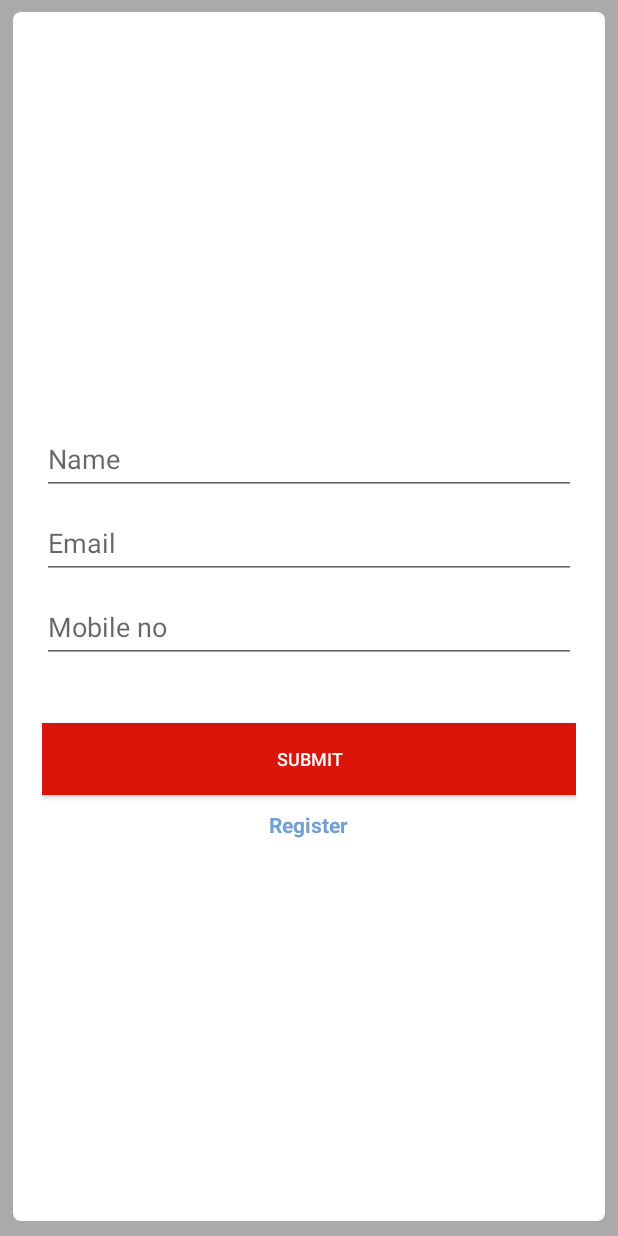
After one commit to nandha-conzat/FortuneVasthu, an Android app: the LoginActivity screen opened directly, with no data from a screen before it, on a phone screen of 412 x 824 dp. The commit adds this screen. Run offline under Robolectric (Android 15) with nearby library versions, the phone set to English and light mode, and no system bars.

Commit message:
on 26rd nov 2016

```diff
--- a/app/src/main/AndroidManifest.xml
+++ b/app/src/main/AndroidManifest.xml
@@ -11,6 +11,7 @@
         <activity
             android:name=".activity.SplashScreenActivity"
             android:label="@string/app_name"
+            android:screenOrientation="portrait"
             android:theme="@style/AppFullScreenTheme">
             <intent-filter>
                 <action android:name="android.intent.action.MAIN" />
@@ -24,6 +25,12 @@
             android:screenOrientation="portrait"
             android:theme="@style/AppThemeNoActionBarGrey">
         </activity>
+        <activity
+            android:name=".activity.LoginActivity"
+            android:label="@string/app_name"
+            android:screenOrientation="portrait"
+            android:theme="@style/AppFullScreenTheme">
+        </activity>
     </application>
 
 </manifest>
--- /dev/null
+++ b/app/src/main/java/com/rukina/fortunevasthu/activity/LoginActivity.java
@@ -0,0 +1,45 @@
+package com.rukina.fortunevasthu.activity;
+
+import android.os.Bundle;
+import android.os.StrictMode;
+import android.support.annotation.Nullable;
+import android.support.design.widget.TextInputLayout;
+import android.support.v7.app.AppCompatActivity;
+import android.widget.Button;
+import android.widget.EditText;
+
+import com.rukina.fortunevasthu.R;
+
+/**
+ * Created by Cube Reach 06 on 26-11-2016.
+ */
+
+public class LoginActivity extends AppCompatActivity {
+
+    EditText _Name, _Email, _Mobile;
+    private TextInputLayout inputEmployeeName, inputLayoutEmail, inputLayoutMobile;
+    Button _Submit;
+
+    @Override
+    protected void onCreate(@Nullable Bundle savedInstanceState) {
+        super.onCreate(savedInstanceState);
+        setContentView(R.layout.activity_login);
+
+        StrictMode.ThreadPolicy policy = new StrictMode.ThreadPolicy.Builder().permitAll().build();
+        StrictMode.setThreadPolicy(policy);
+
+        init();
+    }
+
+    private void init()
+    {
+        _Name = (EditText) findViewById(R.id.et_name);
+        _Email = (EditText) findViewById(R.id.et_Email);
+        _Mobile = (EditText) findViewById(R.id.et_mobile);
+        _Submit = (Button) findViewById(R.id.btn_submit);
+
+        inputEmployeeName = (TextInputLayout) findViewById(R.id.input_layout_name);
+        inputLayoutEmail = (TextInputLayout) findViewById(R.id.input_layout_email);
+        inputLayoutMobile = (TextInputLayout) findViewById(R.id.input_layout_mobile);
+    }
+}
--- /dev/null
+++ b/app/src/main/java/com/rukina/fortunevasthu/activity/LoginLandingActivity.java
@@ -0,0 +1,21 @@
+package com.rukina.fortunevasthu.activity;
+
+import android.os.Bundle;
+import android.support.annotation.Nullable;
+import android.support.v7.app.AppCompatActivity;
+
+import com.rukina.fortunevasthu.R;
+
+/**
+ * Created by Cube Reach 06 on 26-11-2016.
+ */
+
+public class LoginLandingActivity extends AppCompatActivity{
+
+    @Override
+    protected void onCreate(@Nullable Bundle savedInstanceState) {
+        super.onCreate(savedInstanceState);
+        setContentView(R.layout.activity_login_landing);
+
+    }
+}
--- a/app/src/main/java/com/rukina/fortunevasthu/fragment/FreeAnalysisFragment.java
+++ b/app/src/main/java/com/rukina/fortunevasthu/fragment/FreeAnalysisFragment.java
@@ -27,6 +27,7 @@ public class FreeAnalysisFragment extends Fragment {
     private RadioGroup radioMainEntranceGroup, radioHallGroup, radioKitchenGroup, radioMasterBedRoomGroup, radioBedRoomGroup,
             radioPoojaRoomGroup, radioBathGroup, radioPorticoGroup, radioCarParkingGroup, radioStairCaseGroup, radioSumpGroup,
             radioSepticTankGroup, radioCompoundWallGroup, radioRoadGroup;
+
     private Button btnGenerateReport;
 
     @Nullable
--- /dev/null
+++ b/app/src/main/res/drawable/background_with_shadow.xml
@@ -0,0 +1,17 @@
+<?xml version="1.0" encoding="utf-8"?>
+<layer-list xmlns:android="http://schemas.android.com/apk/res/android">
+    <item >
+        <shape
+            android:shape="rectangle">
+            <solid android:color="@android:color/darker_gray" />
+            <corners android:radius="5dp"/>
+        </shape>
+    </item>
+    <item android:right="1dp" android:left="1dp" android:bottom="2dp">
+        <shape
+            android:shape="rectangle">
+            <solid android:color="@android:color/white"/>
+            <corners android:radius="5dp"/>
+        </shape>
+    </item>
+</layer-list>
--- /dev/null
+++ b/app/src/main/res/layout/activity_login.xml
@@ -0,0 +1,95 @@
+<?xml version="1.0" encoding="utf-8"?>
+<LinearLayout xmlns:android="http://schemas.android.com/apk/res/android"
+    android:layout_width="match_parent"
+    android:layout_height="match_parent"
+    android:background="@android:color/darker_gray"
+    android:descendantFocusability="beforeDescendants"
+    android:focusableInTouchMode="true"
+    android:keepScreenOn="true"
+    android:orientation="vertical"
+    android:paddingBottom="8dp"
+    android:paddingLeft="8dp"
+    android:paddingRight="8dp"
+    android:paddingTop="8dp">
+
+    <LinearLayout
+        android:layout_width="match_parent"
+        android:layout_height="match_parent"
+        android:background="@drawable/background_with_shadow"
+        android:orientation="vertical"
+        android:paddingLeft="20dp"
+        android:layout_gravity="center"
+        android:gravity="center"
+        android:paddingRight="20dp"
+        android:paddingTop="10dp">
+
+        <android.support.design.widget.TextInputLayout
+            android:id="@+id/input_layout_name"
+            android:layout_width="match_parent"
+            android:layout_height="wrap_content">
+
+            <EditText
+                android:id="@+id/et_name"
+                android:layout_width="match_parent"
+                android:layout_height="wrap_content"
+                android:hint="Name"
+                android:singleLine="true" />
+        </android.support.design.widget.TextInputLayout>
+
+
+        <android.support.design.widget.TextInputLayout
+            android:id="@+id/input_layout_email"
+            android:layout_width="match_parent"
+            android:layout_height="wrap_content">
+
+            <EditText
+                android:id="@+id/et_Email"
+                android:layout_width="match_parent"
+                android:layout_height="wrap_content"
+                android:hint="Email"
+                android:inputType="textEmailAddress"
+                android:singleLine="true"
+                android:textColor="#000000" />
+        </android.support.design.widget.TextInputLayout>
+
+        <android.support.design.widget.TextInputLayout
+            android:id="@+id/input_layout_mobile"
+            android:layout_width="match_parent"
+            android:layout_height="wrap_content">
+
+            <EditText
+                android:id="@+id/et_mobile"
+                android:layout_width="match_parent"
+                android:layout_height="wrap_content"
+                android:digits="0123456789"
+                android:hint="Mobile no"
+                android:inputType="phone"
+                android:maxLength="10"
+                android:singleLine="true" />
+        </android.support.design.widget.TextInputLayout>
+
+        <Button
+            android:id="@+id/btn_submit"
+            android:layout_width="match_parent"
+            android:layout_height="wrap_content"
+            android:layout_marginTop="40dp"
+            android:background="@color/colorPrimary"
+            android:text="Submit"
+            android:textColor="@android:color/white"
+            android:textSize="12sp" />
+
+        <TextView
+            android:id="@+id/skip_this"
+            android:layout_width="wrap_content"
+            android:layout_height="wrap_content"
+            android:layout_marginTop="10dp"
+            android:layout_centerInParent="true"
+            android:layout_gravity="center_horizontal"
+            android:clickable="true"
+            android:text="Register"
+            android:textColor="@color/url_color"
+            android:textStyle="bold" />
+
+    </LinearLayout>
+
+</LinearLayout>
--- /dev/null
+++ b/app/src/main/res/layout/activity_login_landing.xml
@@ -0,0 +1,40 @@
+<?xml version="1.0" encoding="utf-8"?>
+<RelativeLayout xmlns:android="http://schemas.android.com/apk/res/android"
+    android:layout_width="match_parent"
+    android:layout_height="match_parent"
+    android:background="#EEEEEE"
+    android:keepScreenOn="true">
+
+    <ImageView
+        android:layout_width="wrap_content"
+        android:layout_height="wrap_content"
+        android:layout_centerInParent="true"
+        android:layout_marginTop="10dp" />
+
+    <Button
+        android:id="@+id/btn_login"
+        android:layout_width="match_parent"
+        android:layout_height="wrap_content"
+        android:padding="10dp"
+        android:layout_marginLeft="20dp"
+        android:layout_marginRight="20dp"
+        android:layout_centerInParent="true"
+        android:layout_marginBottom="15dp"
+        android:background="@color/colorPrimary"
+        android:paddingTop="2dp"
+        android:text="Login"
+        android:textColor="@color/common_signin_btn_dark_text_default" />
+
+    <TextView
+        android:id="@+id/skip_this"
+        android:layout_width="wrap_content"
+        android:layout_height="wrap_content"
+        android:layout_below="@+id/btn_login"
+        android:layout_centerInParent="true"
+        android:layout_gravity="center_horizontal"
+        android:clickable="true"
+        android:text="Skip this"
+        android:textColor="@color/url_color"
+        android:textStyle="bold" />
+
+</RelativeLayout>
--- a/app/src/main/res/values/colors.xml
+++ b/app/src/main/res/values/colors.xml
@@ -8,11 +8,12 @@
 
     <!--Text colors-->
     <color name="colorBlack">#000000</color>
-
+    <color name="common_signin_btn_dark_text_default">@android:color/white</color>
     <color name="orange">#EA3b21</color>
     <color name="white">#ffffff</color>
     <color name="button_bg_gray">#d7d7d7</color>
     <color name="text_gray">#9B9B9B</color>
     <color name="buttont_bg_blue">#2878e9</color>
+    <color name="url_color">#70a0d4</color>
 
 </resources>
```
